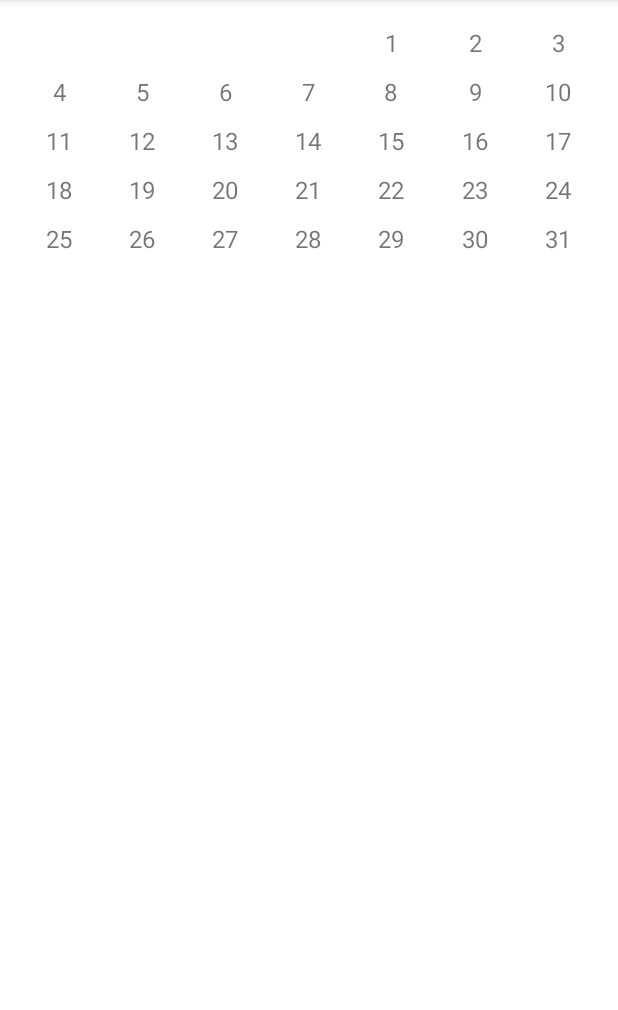
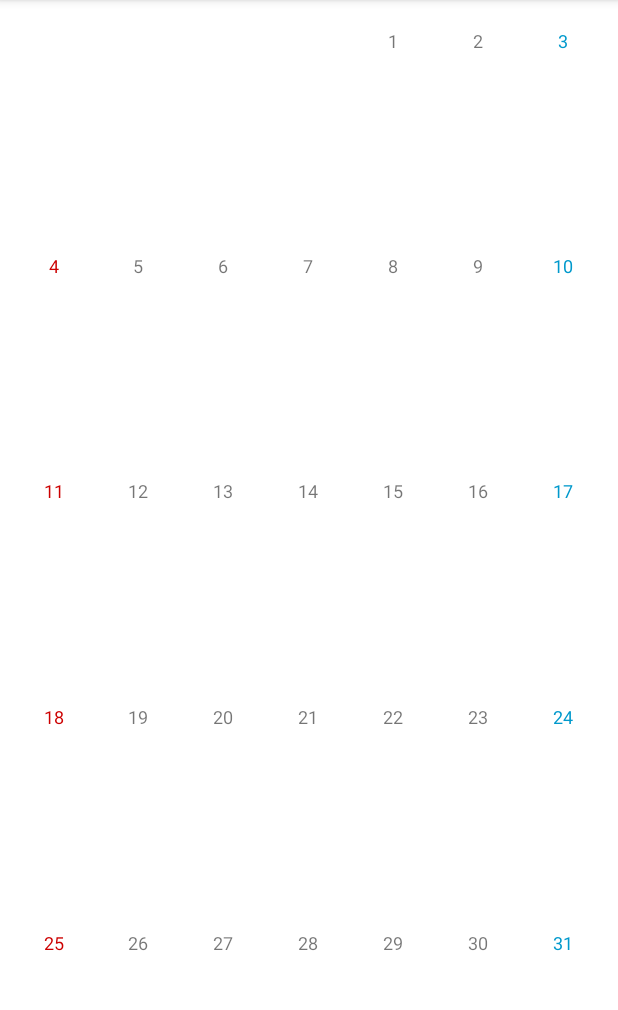
Before and after one commit to type-types/melissa, an Android app: the fragment FragmentCalendar shown on its own in the app's theme, on a phone screen of 412 x 824 dp, the part 84-1094 px from its top. Run offline under Robolectric (Android 15) with nearby library versions, the phone set to English and light mode, and no system bars.

Commit message:
Calendar row space fixed and bottom  floating button added

```diff
--- a/app/build.gradle
+++ b/app/build.gradle
@@ -33,6 +33,7 @@ dependencies {
     implementation 'androidx.appcompat:appcompat:1.5.1'
     implementation 'com.google.android.material:material:1.6.1'
     implementation 'androidx.constraintlayout:constraintlayout:2.1.4'
+    implementation 'com.google.android.material:material:1.7.0'
     testImplementation 'junit:junit:4.13.2'
     androidTestImplementation 'androidx.test.ext:junit:1.1.3'
     androidTestImplementation 'androidx.test.espresso:espresso-core:3.4.0'
--- a/app/src/main/java/com/example/melissa/FragmentCalendar.java
+++ b/app/src/main/java/com/example/melissa/FragmentCalendar.java
@@ -5,6 +5,7 @@ import android.view.LayoutInflater;
 import android.view.View;
 import android.view.ViewGroup;
 import android.widget.GridLayout;
+import android.widget.Space;
 import android.widget.TextView;
 
 import androidx.annotation.NonNull;
@@ -58,30 +59,60 @@ public class FragmentCalendar extends Fragment {
 
         // 빈 셀 추가
         for (int i = 0; i < firstDayOfWeek; i++) {
-            TextView emptyView = new TextView(getContext());
-            GridLayout.LayoutParams emptyParams = new GridLayout.LayoutParams();
-            emptyParams.width = 0;
-            emptyParams.columnSpec = GridLayout.spec(GridLayout.UNDEFINED, 1f);
-            emptyView.setLayoutParams(emptyParams);
-            daysGrid.addView(emptyView);
+            Space emptySpace = createEmptySpace();
+            daysGrid.addView(emptySpace);
         }
 
         // 날짜 추가
         for (int day = 1; day <= daysInMonth; day++) {
-            TextView dayView = new TextView(getContext());
-            dayView.setText(String.valueOf(day));
-            dayView.setGravity(android.view.Gravity.CENTER);
-            dayView.setPadding(8, 8, 8, 8);
-            dayView.setTextSize(16);
-
-            GridLayout.LayoutParams params = new GridLayout.LayoutParams();
-            params.width = 0;
-            params.columnSpec = GridLayout.spec(GridLayout.UNDEFINED, 1f);
-            dayView.setLayoutParams(params);
-
+            TextView dayView = createDayView(day);
             daysGrid.addView(dayView);
         }
 
         return view;
     }
+
+    // 빈 공간을 위한 Space 생성 메서드
+    private Space createEmptySpace() {
+        Space emptySpace = new Space(getContext());
+
+        GridLayout.LayoutParams emptyParams = new GridLayout.LayoutParams();
+        emptyParams.width = 0;
+        emptyParams.height = 0;
+        emptyParams.columnSpec = GridLayout.spec(GridLayout.UNDEFINED, 1f);
+        emptyParams.rowSpec = GridLayout.spec(GridLayout.UNDEFINED, 1f);
+        emptySpace.setLayoutParams(emptyParams);
+
+        return emptySpace;
+    }
+
+    // 날짜를 표시할 TextView 생성 메서드
+    private TextView createDayView(int day) {
+        TextView dayView = new TextView(getContext());
+        dayView.setText(String.valueOf(day));
+        dayView.setGravity(android.view.Gravity.CENTER_HORIZONTAL | android.view.Gravity.TOP); // 상단 중앙 정렬
+        dayView.setPadding(8, 16, 8, 8); // 위쪽 패딩을 줄여 최상단에 배치되도록 조정
+        dayView.setTextSize(12);
+
+        // 주말 스타일 설정 예시 (일요일: 붉은색, 토요일: 파란색)
+        Calendar calendar = Calendar.getInstance();
+        calendar.set(year, month, day);
+        int dayOfWeek = calendar.get(Calendar.DAY_OF_WEEK);
+
+        if (dayOfWeek == Calendar.SUNDAY) {
+            dayView.setTextColor(getResources().getColor(android.R.color.holo_red_dark));
+        } else if (dayOfWeek == Calendar.SATURDAY) {
+            dayView.setTextColor(getResources().getColor(android.R.color.holo_blue_dark));
+        }
+
+        // 레이아웃 설정
+        GridLayout.LayoutParams params = new GridLayout.LayoutParams();
+        params.width = 0;
+        params.height = 0;  // 세로 균등 분배를 위한 설정
+        params.columnSpec = GridLayout.spec(GridLayout.UNDEFINED, 1f);
+        params.rowSpec = GridLayout.spec(GridLayout.UNDEFINED, 1f);
+        dayView.setLayoutParams(params);
+
+        return dayView;
+    }
 }
--- a/app/src/main/res/layout/dialog_year_month_picker.xml
+++ b/app/src/main/res/layout/dialog_year_month_picker.xml
@@ -3,7 +3,8 @@
     android:layout_width="wrap_content"
     android:layout_height="wrap_content"
     android:orientation="horizontal"
-    android:padding="16dp">
+    android:padding="16dp"
+    android:gravity="center">
 
     <!-- Year Picker -->
     <NumberPicker
--- a/app/src/main/res/layout/fragment_calendar.xml
+++ b/app/src/main/res/layout/fragment_calendar.xml
@@ -2,17 +2,17 @@
 <LinearLayout xmlns:android="http://schemas.android.com/apk/res/android"
     android:layout_width="match_parent"
     android:layout_height="match_parent"
-    android:orientation="vertical"
-    android:padding="8dp">
+    android:orientation="vertical">
 
     <!-- Days Grid Layout -->
     <GridLayout
         android:id="@+id/days_grid"
         android:layout_width="match_parent"
-        android:layout_height="match_parent"
+        android:layout_height="0dp"
+        android:layout_weight="1"
         android:columnCount="7"
         android:rowCount="6"
-        android:padding="4dp">
+        android:padding="8dp">
 
         <!-- 예시 TextView - 실제로는 동적으로 추가됩니다 -->
         <TextView
@@ -21,8 +21,6 @@
             android:layout_columnWeight="1"
             android:layout_rowWeight="1"
             android:gravity="center"
-            android:padding="8dp"
             android:layout_marginBottom="4dp" />
     </GridLayout>
-
 </LinearLayout>
--- a/app/src/main/res/values/colors.xml
+++ b/app/src/main/res/values/colors.xml
@@ -7,4 +7,5 @@
     <color name="teal_700">#FF018786</color>
     <color name="black">#FF000000</color>
     <color name="white">#FFFFFFFF</color>
+    <color name="colorPrimary">#6200EE</color>
 </resources>
```
Also changed, not shown: app/src/main/java/com/example/melissa/FloatingActionButtonHelper.java (added, +61 -0 lines), app/src/main/res/layout/activity_main.xml (+4 -6 lines).
